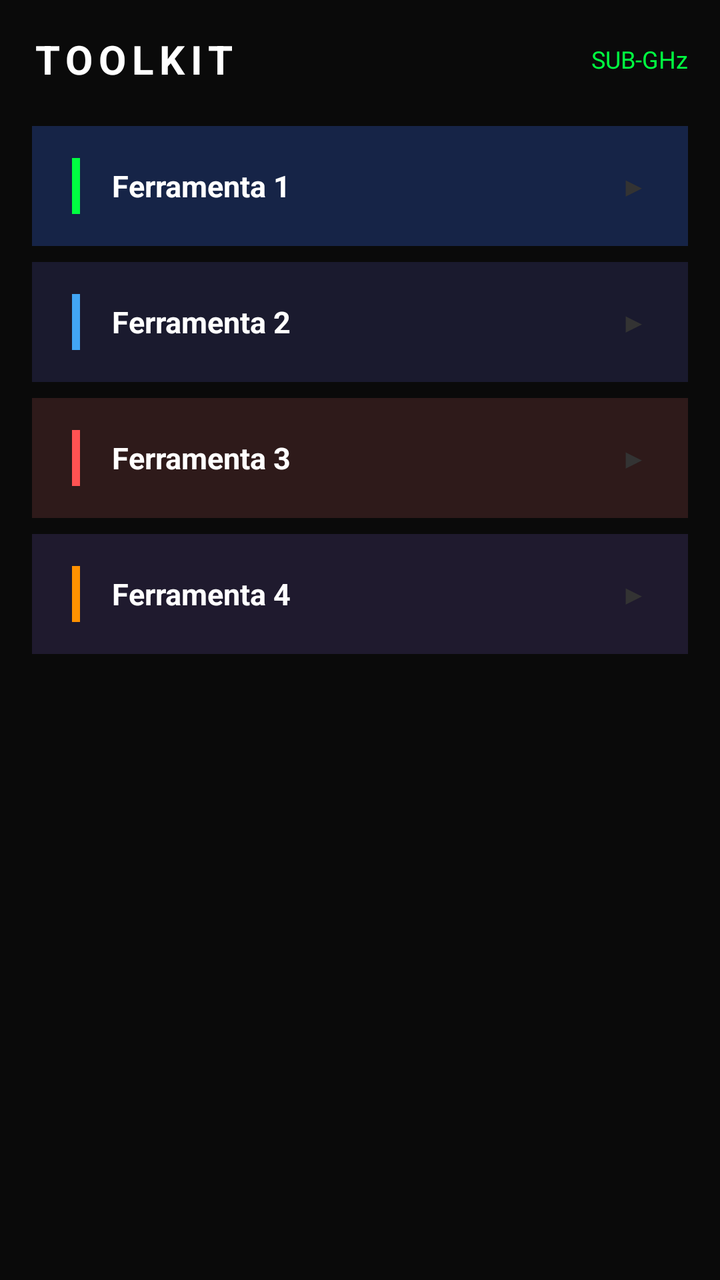
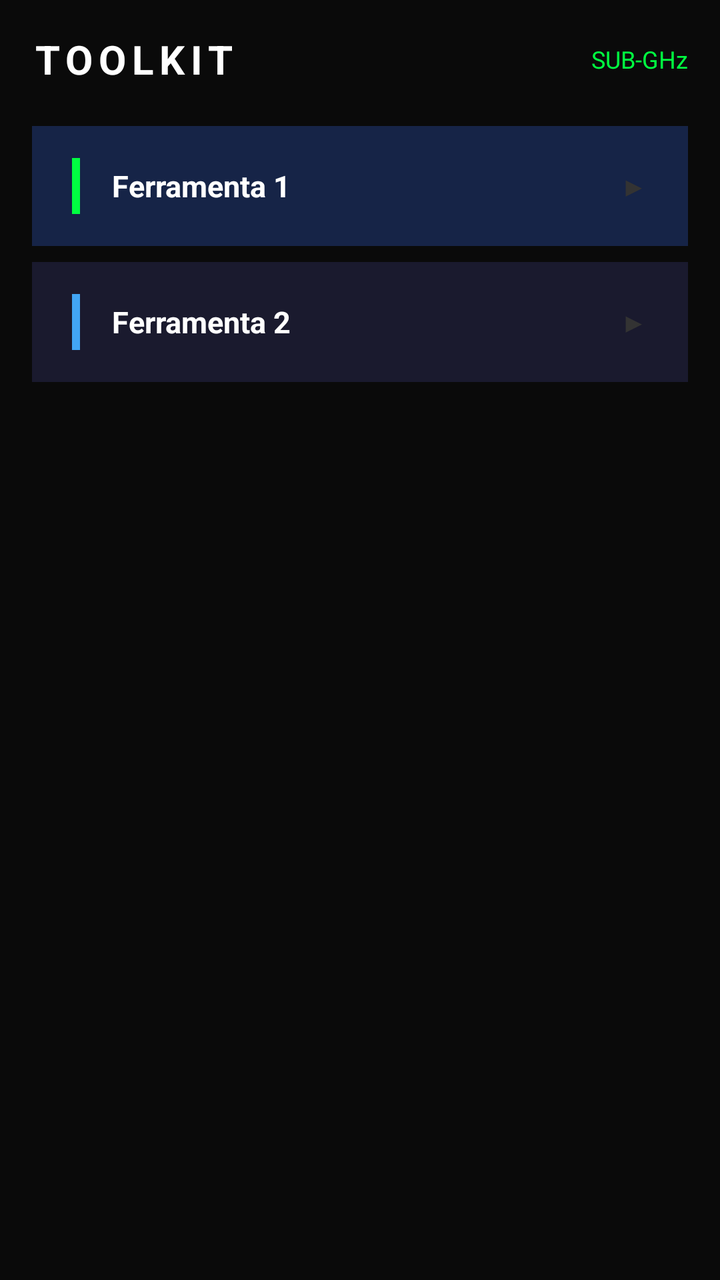

Before-and-after screenshots of an Android layout around one commit, followed by the original layout XML and the change that was made.
<!-- AndroidManifest.xml: activity theme Theme.AppCompat.Light.DarkActionBar -->
<!-- res/layout/activity_tools.xml -->
<?xml version="1.0" encoding="utf-8"?>
<RelativeLayout xmlns:android="http://schemas.android.com/apk/res/android"
    android:layout_width="match_parent"
    android:layout_height="match_parent"
    android:background="#0A0A0A"
    android:padding="16dp">

    
    <LinearLayout
        android:id="@+id/toolsHeader"
        android:layout_width="match_parent"
        android:layout_height="wrap_content"
        android:layout_alignParentTop="true"
        android:gravity="center_vertical"
        android:orientation="horizontal"
        android:layout_marginBottom="20dp">

        <TextView
            android:layout_width="0dp"
            android:layout_height="wrap_content"
            android:layout_weight="1"
            android:text="TOOLKIT"
            android:textColor="#FFFFFF"
            android:textSize="20sp"
            android:textStyle="bold"
            android:letterSpacing="0.15"/>

        <TextView
            android:id="@+id/tvToolsCategory"
            android:layout_width="wrap_content"
            android:layout_height="wrap_content"
            android:text="SUB-GHz"
            android:textColor="#00FF41"
            android:textSize="12sp"/>
    </LinearLayout>

    
    <LinearLayout
        android:layout_width="match_parent"
        android:layout_height="wrap_content"
        android:layout_below="@id/toolsHeader"
        android:layout_centerVertical="true"
        android:orientation="vertical">

        
        <LinearLayout
            android:id="@+id/btnTool1"
            android:layout_width="match_parent"
            android:layout_height="60dp"
            android:background="#162447"
            android:gravity="center_vertical"
            android:orientation="horizontal"
            android:paddingStart="20dp"
            android:paddingEnd="20dp"
            android:layout_marginBottom="8dp"
            android:clickable="true"
            android:focusable="true">

            <View
                android:layout_width="4dp"
                android:layout_height="28dp"
                android:background="#00FF41"/>

            <TextView
                android:id="@+id/tvTool1"
                android:layout_width="0dp"
                android:layout_height="wrap_content"
                android:layout_weight="1"
                android:layout_marginStart="16dp"
                android:text="Ferramenta 1"
                android:textColor="#FFFFFF"
                android:textSize="15sp"
                android:textStyle="bold"/>

            <TextView
                android:layout_width="wrap_content"
                android:layout_height="wrap_content"
                android:text="▶"
                android:textColor="#333333"
                android:textSize="14sp"/>
        </LinearLayout>

        
        <LinearLayout
            android:id="@+id/btnTool2"
            android:layout_width="match_parent"
            android:layout_height="60dp"
            android:background="#1A1A2E"
            android:gravity="center_vertical"
            android:orientation="horizontal"
            android:paddingStart="20dp"
            android:paddingEnd="20dp"
            android:layout_marginBottom="8dp"
            android:clickable="true"
            android:focusable="true">

            <View
                android:layout_width="4dp"
                android:layout_height="28dp"
                android:background="#42A5F5"/>

            <TextView
                android:id="@+id/tvTool2"
                android:layout_width="0dp"
                android:layout_height="wrap_content"
                android:layout_weight="1"
                android:layout_marginStart="16dp"
                android:text="Ferramenta 2"
                android:textColor="#FFFFFF"
                android:textSize="15sp"
                android:textStyle="bold"/>

            <TextView
                android:layout_width="wrap_content"
                android:layout_height="wrap_content"
                android:text="▶"
                android:textColor="#333333"
                android:textSize="14sp"/>
        </LinearLayout>

        
        <LinearLayout
            android:id="@+id/btnTool3"
            android:layout_width="match_parent"
            android:layout_height="60dp"
            android:background="#2E1A1A"
            android:gravity="center_vertical"
            android:orientation="horizontal"
            android:paddingStart="20dp"
            android:paddingEnd="20dp"
            android:layout_marginBottom="8dp"
            android:clickable="true"
            android:focusable="true">

            <View
                android:layout_width="4dp"
                android:layout_height="28dp"
                android:background="#FF5252"/>

            <TextView
                android:id="@+id/tvTool3"
                android:layout_width="0dp"
                android:layout_height="wrap_content"
                android:layout_weight="1"
                android:layout_marginStart="16dp"
                android:text="Ferramenta 3"
                android:textColor="#FFFFFF"
                android:textSize="15sp"
                android:textStyle="bold"/>

            <TextView
                android:layout_width="wrap_content"
                android:layout_height="wrap_content"
                android:text="▶"
                android:textColor="#333333"
                android:textSize="14sp"/>
        </LinearLayout>

        
        <LinearLayout
            android:id="@+id/btnTool4"
            android:layout_width="match_parent"
            android:layout_height="60dp"
            android:background="#1F1A2E"
            android:gravity="center_vertical"
            android:orientation="horizontal"
            android:paddingStart="20dp"
            android:paddingEnd="20dp"
            android:layout_marginBottom="8dp"
            android:clickable="true"
            android:focusable="true">

            <View
                android:layout_width="4dp"
                android:layout_height="28dp"
                android:background="#FF9100"/>

            <TextView
                android:id="@+id/tvTool4"
                android:layout_width="0dp"
                android:layout_height="wrap_content"
                android:layout_weight="1"
                android:layout_marginStart="16dp"
                android:text="Ferramenta 4"
                android:textColor="#FFFFFF"
                android:textSize="15sp"
                android:textStyle="bold"/>

            <TextView
                android:layout_width="wrap_content"
                android:layout_height="wrap_content"
                android:text="▶"
                android:textColor="#333333"
                android:textSize="14sp"/>
        </LinearLayout>

        
        <LinearLayout
            android:id="@+id/btnTool5"
            android:layout_width="match_parent"
            android:layout_height="60dp"
            android:background="#1A2E1A"
            android:gravity="center_vertical"
            android:orientation="horizontal"
            android:paddingStart="20dp"
            android:paddingEnd="20dp"
            android:layout_marginBottom="8dp"
            android:clickable="true"
            android:focusable="true"
            android:visibility="gone">

            <View
                android:layout_width="4dp"
                android:layout_height="28dp"
                android:background="#76FF03"/>

            <TextView
                android:id="@+id/tvTool5"
                android:layout_width="0dp"
                android:layout_height="wrap_content"
                android:layout_weight="1"
                android:layout_marginStart="16dp"
                android:text="Ferramenta 5"
                android:textColor="#FFFFFF"
                android:textSize="15sp"
                android:textStyle="bold"/>

            <TextView
                android:layout_width="wrap_content"
                android:layout_height="wrap_content"
                android:text="▶"
                android:textColor="#333333"
                android:textSize="14sp"/>
        </LinearLayout>

    </LinearLayout>

</RelativeLayout>
<!-- resources referenced by this layout -->
<resources>

</resources>

<!-- the commit's change to res/layout/activity_tools.xml (unified diff, before → after) -->
@@ -1,238 +1,360 @@
 <?xml version="1.0" encoding="utf-8"?>
-<RelativeLayout xmlns:android="http://schemas.android.com/apk/res/android"
+<ScrollView xmlns:android="http://schemas.android.com/apk/res/android"
     android:layout_width="match_parent"
     android:layout_height="match_parent"
-    android:background="#0A0A0A"
-    android:padding="16dp">
-
-    
-    <LinearLayout
-        android:id="@+id/toolsHeader"
+    android:background="#0A0A0A">
+
+    <RelativeLayout
         android:layout_width="match_parent"
         android:layout_height="wrap_content"
-        android:layout_alignParentTop="true"
-        android:gravity="center_vertical"
-        android:orientation="horizontal"
-        android:layout_marginBottom="20dp">
-
-        <TextView
-            android:layout_width="0dp"
-            android:layout_height="wrap_content"
-            android:layout_weight="1"
-            android:text="TOOLKIT"
-            android:textColor="#FFFFFF"
-            android:textSize="20sp"
-            android:textStyle="bold"
-            android:letterSpacing="0.15"/>
-
-        <TextView
-            android:id="@+id/tvToolsCategory"
-            android:layout_width="wrap_content"
-            android:layout_height="wrap_content"
-            android:text="SUB-GHz"
-            android:textColor="#00FF41"
-            android:textSize="12sp"/>
-    </LinearLayout>
-
-    
-    <LinearLayout
-        android:layout_width="match_parent"
-        android:layout_height="wrap_content"
-        android:layout_below="@id/toolsHeader"
-        android:layout_centerVertical="true"
-        android:orientation="vertical">
+        android:padding="16dp">
 
         
         <LinearLayout
-            android:id="@+id/btnTool1"
+            android:id="@+id/toolsHeader"
             android:layout_width="match_parent"
-            android:layout_height="60dp"
-            android:background="#162447"
+            android:layout_height="wrap_content"
+            android:layout_alignParentTop="true"
             android:gravity="center_vertical"
             android:orientation="horizontal"
-            android:paddingStart="20dp"
-            android:paddingEnd="20dp"
-            android:layout_marginBottom="8dp"
-            android:clickable="true"
-            android:focusable="true">
-
-            <View
-                android:layout_width="4dp"
-                android:layout_height="28dp"
-                android:background="#00FF41"/>
+            android:layout_marginBottom="20dp">
 
             <TextView
-                android:id="@+id/tvTool1"
                 android:layout_width="0dp"
                 android:layout_height="wrap_content"
                 android:layout_weight="1"
-                android:layout_marginStart="16dp"
-                android:text="Ferramenta 1"
+                android:text="TOOLKIT"
                 android:textColor="#FFFFFF"
-                android:textSize="15sp"
-                android:textStyle="bold"/>
+                android:textSize="20sp"
+                android:textStyle="bold"
+                android:letterSpacing="0.15"/>
 
             <TextView
+                android:id="@+id/tvToolsCategory"
                 android:layout_width="wrap_content"
                 android:layout_height="wrap_content"
-                android:text="▶"
-                android:textColor="#333333"
-                android:textSize="14sp"/>
+                android:text="SUB-GHz"
+                android:textColor="#00FF41"
+                android:textSize="12sp"/>
         </LinearLayout>
 
         
         <LinearLayout
-            android:id="@+id/btnTool2"
             android:layout_width="match_parent"
-            android:layout_height="60dp"
-            android:background="#1A1A2E"
-            android:gravity="center_vertical"
-            android:orientation="horizontal"
-            android:paddingStart="20dp"
-            android:paddingEnd="20dp"
-            android:layout_marginBottom="8dp"
-            android:clickable="true"
-            android:focusable="true">
-
-            <View
-                android:layout_width="4dp"
-                android:layout_height="28dp"
-                android:background="#42A5F5"/>
-
-            <TextView
-                android:id="@+id/tvTool2"
-                android:layout_width="0dp"
-                android:layout_height="wrap_content"
-                android:layout_weight="1"
-                android:layout_marginStart="16dp"
-                android:text="Ferramenta 2"
-                android:textColor="#FFFFFF"
-                android:textSize="15sp"
-                android:textStyle="bold"/>
-
-            <TextView
-                android:layout_width="wrap_content"
-                android:layout_height="wrap_content"
-                android:text="▶"
-                android:textColor="#333333"
-                android:textSize="14sp"/>
+            android:layout_height="wrap_content"
+            android:layout_below="@id/toolsHeader"
+            android:orientation="vertical">
+
+            
+            <LinearLayout
+                android:id="@+id/btnTool1"
+                android:layout_width="match_parent"
+                android:layout_height="60dp"
+                android:background="#162447"
+                android:gravity="center_vertical"
+                android:orientation="horizontal"
+                android:paddingStart="20dp"
+                android:paddingEnd="20dp"
+                android:layout_marginBottom="8dp"
+                android:clickable="true"
+                android:focusable="true">
+
+                <View
+                    android:layout_width="4dp"
+                    android:layout_height="28dp"
+                    android:background="#00FF41"/>
+
+                <TextView
+                    android:id="@+id/tvTool1"
+                    android:layout_width="0dp"
+                    android:layout_height="wrap_content"
+                    android:layout_weight="1"
+                    android:layout_marginStart="16dp"
+                    android:text="Ferramenta 1"
+                    android:textColor="#FFFFFF"
+                    android:textSize="15sp"
+                    android:textStyle="bold"/>
+
+                <TextView
+                    android:layout_width="wrap_content"
+                    android:layout_height="wrap_content"
+                    android:text="&#9654;"
+                    android:textColor="#333333"
+                    android:textSize="14sp"/>
+            </LinearLayout>
+
+            
+            <LinearLayout
+                android:id="@+id/btnTool2"
+                android:layout_width="match_parent"
+                android:layout_height="60dp"
+                android:background="#1A1A2E"
+                android:gravity="center_vertical"
+                android:orientation="horizontal"
+                android:paddingStart="20dp"
+                android:paddingEnd="20dp"
+                android:layout_marginBottom="8dp"
+                android:clickable="true"
+                android:focusable="true">
+
+                <View
+                    android:layout_width="4dp"
+                    android:layout_height="28dp"
+                    android:background="#42A5F5"/>
+
+                <TextView
+                    android:id="@+id/tvTool2"
+                    android:layout_width="0dp"
+                    android:layout_height="wrap_content"
+                    android:layout_weight="1"
+                    android:layout_marginStart="16dp"
+                    android:text="Ferramenta 2"
+                    android:textColor="#FFFFFF"
+                    android:textSize="15sp"
+                    android:textStyle="bold"/>
+
+                <TextView
+                    android:layout_width="wrap_content"
+                    android:layout_height="wrap_content"
+                    android:text="&#9654;"
+                    android:textColor="#333333"
+                    android:textSize="14sp"/>
+            </LinearLayout>
+
+            
+            <LinearLayout
+                android:id="@+id/btnTool3"
+                android:layout_width="match_parent"
+                android:layout_height="60dp"
+                android:background="#2E1A1A"
+                android:gravity="center_vertical"
+                android:orientation="horizontal"
+                android:paddingStart="20dp"
+                android:paddingEnd="20dp"
+                android:layout_marginBottom="8dp"
+                android:clickable="true"
+                android:focusable="true"
+                android:visibility="gone">
+
+                <View
+                    android:layout_width="4dp"
+                    android:layout_height="28dp"
+                    android:background="#FF5252"/>
+
+                <TextView
+                    android:id="@+id/tvTool3"
+                    android:layout_width="0dp"
+                    android:layout_height="wrap_content"
+                    android:layout_weight="1"
+                    android:layout_marginStart="16dp"
+                    android:text="Ferramenta 3"
+                    android:textColor="#FFFFFF"
+                    android:textSize="15sp"
+                    android:textStyle="bold"/>
+
+                <TextView
+                    android:layout_width="wrap_content"
+                    android:layout_height="wrap_content"
+                    android:text="&#9654;"
+                    android:textColor="#333333"
+                    android:textSize="14sp"/>
+            </LinearLayout>
+
+            
+            <LinearLayout
+                android:id="@+id/btnTool4"
+                android:layout_width="match_parent"
+                android:layout_height="60dp"
+                android:background="#1F1A2E"
+                android:gravity="center_vertical"
+                android:orientation="horizontal"
+                android:paddingStart="20dp"
+                android:paddingEnd="20dp"
+                android:layout_marginBottom="8dp"
+                android:clickable="true"
+                android:focusable="true"
+                android:visibility="gone">
+
+                <View
+                    android:layout_width="4dp"
+                    android:layout_height="28dp"
+                    android:background="#FF9100"/>
+
+                <TextView
+                    android:id="@+id/tvTool4"
+                    android:layout_width="0dp"
+                    android:layout_height="wrap_content"
+                    android:layout_weight="1"
+                    android:layout_marginStart="16dp"
+                    android:text="Ferramenta 4"
+                    android:textColor="#FFFFFF"
+                    android:textSize="15sp"
+                    android:textStyle="bold"/>
+
+                <TextView
+                    android:layout_width="wrap_content"
+                    android:layout_height="wrap_content"
+                    android:text="&#9654;"
+                    android:textColor="#333333"
+                    android:textSize="14sp"/>
+            </LinearLayout>
+
+            
+            <LinearLayout
+                android:id="@+id/btnTool5"
+                android:layout_width="match_parent"
+                android:layout_height="60dp"
+                android:background="#1A2E1A"
+                android:gravity="center_vertical"
+                android:orientation="horizontal"
+                android:paddingStart="20dp"
+                android:paddingEnd="20dp"
+                android:layout_marginBottom="8dp"
+                android:clickable="true"
+                android:focusable="true"
+                android:visibility="gone">
+
+                <View
+                    android:layout_width="4dp"
+                    android:layout_height="28dp"
+                    android:background="#76FF03"/>
+
+                <TextView
+                    android:id="@+id/tvTool5"
+                    android:layout_width="0dp"
+                    android:layout_height="wrap_content"
+                    android:layout_weight="1"
+                    android:layout_marginStart="16dp"
+                    android:text="Ferramenta 5"
+                    android:textColor="#FFFFFF"
+                    android:textSize="15sp"
+                    android:textStyle="bold"/>
+
+                <TextView
+                    android:layout_width="wrap_content"
+                    android:layout_height="wrap_content"
+                    android:text="&#9654;"
+                    android:textColor="#333333"
+                    android:textSize="14sp"/>
+            </LinearLayout>
+
+            
+            <LinearLayout
+                android:id="@+id/btnTool6"
+                android:layout_width="match_parent"
+                android:layout_height="60dp"
+                android:background="#2E2E1A"
+                android:gravity="center_vertical"
+                android:orientation="horizontal"
+                android:paddingStart="20dp"
+                android:paddingEnd="20dp"
+                android:layout_marginBottom="8dp"
+                android:clickable="true"
+                android:focusable="true"
+                android:visibility="gone">
+
+                <View
+                    android:layout_width="4dp"
+                    android:layout_height="28dp"
+                    android:background="#FFD600"/>
+
+                <TextView
+                    android:id="@+id/tvTool6"
+                    android:layout_width="0dp"
+                    android:layout_height="wrap_content"
+                    android:layout_weight="1"
+                    android:layout_marginStart="16dp"
+                    android:text="Ferramenta 6"
+                    android:textColor="#FFFFFF"
+                    android:textSize="15sp"
+                    android:textStyle="bold"/>
+
+                <TextView
+                    android:layout_width="wrap_content"
+                    android:layout_height="wrap_content"
+                    android:text="&#9654;"
+                    android:textColor="#333333"
+                    android:textSize="14sp"/>
+            </LinearLayout>
+
+            
+            <LinearLayout
+                android:id="@+id/btnTool7"
+                android:layout_width="match_parent"
+                android:layout_height="60dp"
+                android:background="#1A2E2E"
+                android:gravity="center_vertical"
+                android:orientation="horizontal"
+                android:paddingStart="20dp"
+                android:paddingEnd="20dp"
+                android:layout_marginBottom="8dp"
+                android:clickable="true"
+                android:focusable="true"
+                android:visibility="gone">
+
+                <View
+                    android:layout_width="4dp"
+                    android:layout_height="28dp"
+                    android:background="#00BCD4"/>
+
+                <TextView
+                    android:id="@+id/tvTool7"
+                    android:layout_width="0dp"
+                    android:layout_height="wrap_content"
+                    android:layout_weight="1"
+                    android:layout_marginStart="16dp"
+                    android:text="Ferramenta 7"
+                    android:textColor="#FFFFFF"
+                    android:textSize="15sp"
+                    android:textStyle="bold"/>
+
+                <TextView
+                    android:layout_width="wrap_content"
+                    android:layout_height="wrap_content"
+                    android:text="&#9654;"
+                    android:textColor="#333333"
+                    android:textSize="14sp"/>
+            </LinearLayout>
+
+            
+            <LinearLayout
+                android:id="@+id/btnTool8"
+                android:layout_width="match_parent"
+                android:layout_height="60dp"
+                android:background="#2E1A2E"
+                android:gravity="center_vertical"
+                android:orientation="horizontal"
+                android:paddingStart="20dp"
+                android:paddingEnd="20dp"
+                android:layout_marginBottom="8dp"
+                android:clickable="true"
+                android:focusable="true"
+                android:visibility="gone">
+
+                <View
+                    android:layout_width="4dp"
+                    android:layout_height="28dp"
+                    android:background="#E040FB"/>
+
+                <TextView
+                    android:id="@+id/tvTool8"
+                    android:layout_width="0dp"
+                    android:layout_height="wrap_content"
+                    android:layout_weight="1"
+                    android:layout_marginStart="16dp"
+                    android:text="Ferramenta 8"
+                    android:textColor="#FFFFFF"
+                    android:textSize="15sp"
+                    android:textStyle="bold"/>
+
+                <TextView
+                    android:layout_width="wrap_content"
+                    android:layout_height="wrap_content"
+                    android:text="&#9654;"
+                    android:textColor="#333333"
+                    android:textSize="14sp"/>
+            </LinearLayout>
+
         </LinearLayout>
-
-        
-        <LinearLayout
-            android:id="@+id/btnTool3"
-            android:layout_width="match_parent"
-            android:layout_height="60dp"
-            android:background="#2E1A1A"
-            android:gravity="center_vertical"
-            android:orientation="horizontal"
-            android:paddingStart="20dp"
-            android:paddingEnd="20dp"
-            android:layout_marginBottom="8dp"
-            android:clickable="true"
-            android:focusable="true">
-
-            <View
-                android:layout_width="4dp"
-                android:layout_height="28dp"
-                android:background="#FF5252"/>
-
-            <TextView
-                android:id="@+id/tvTool3"
-                android:layout_width="0dp"
-                android:layout_height="wrap_content"
-                android:layout_weight="1"
-                android:layout_marginStart="16dp"
-                android:text="Ferramenta 3"
-                android:textColor="#FFFFFF"
-                android:textSize="15sp"
-                android:textStyle="bold"/>
-
-            <TextView
-                android:layout_width="wrap_content"
-                android:layout_height="wrap_content"
-                android:text="▶"
-                android:textColor="#333333"
-                android:textSize="14sp"/>
-        </LinearLayout>
-
-        
-        <LinearLayout
-            android:id="@+id/btnTool4"
-            android:layout_width="match_parent"
-            android:layout_height="60dp"
-            android:background="#1F1A2E"
-            android:gravity="center_vertical"
-            android:orientation="horizontal"
-            android:paddingStart="20dp"
-            android:paddingEnd="20dp"
-            android:layout_marginBottom="8dp"
-            android:clickable="true"
-            android:focusable="true">
-
-            <View
-                android:layout_width="4dp"
-                android:layout_height="28dp"
-                android:background="#FF9100"/>
-
-            <TextView
-                android:id="@+id/tvTool4"
-                android:layout_width="0dp"
-                android:layout_height="wrap_content"
-                android:layout_weight="1"
-                android:layout_marginStart="16dp"
-                android:text="Ferramenta 4"
-                android:textColor="#FFFFFF"
-                android:textSize="15sp"
-                android:textStyle="bold"/>
-
-            <TextView
-                android:layout_width="wrap_content"
-                android:layout_height="wrap_content"
-                android:text="▶"
-                android:textColor="#333333"
-                android:textSize="14sp"/>
-        </LinearLayout>
-
-        
-        <LinearLayout
-            android:id="@+id/btnTool5"
-            android:layout_width="match_parent"
-            android:layout_height="60dp"
-            android:background="#1A2E1A"
-            android:gravity="center_vertical"
-            android:orientation="horizontal"
-            android:paddingStart="20dp"
-            android:paddingEnd="20dp"
-            android:layout_marginBottom="8dp"
-            android:clickable="true"
-            android:focusable="true"
-            android:visibility="gone">
-
-            <View
-                android:layout_width="4dp"
-                android:layout_height="28dp"
-                android:background="#76FF03"/>
-
-            <TextView
-                android:id="@+id/tvTool5"
-                android:layout_width="0dp"
-                android:layout_height="wrap_content"
-                android:layout_weight="1"
-                android:layout_marginStart="16dp"
-                android:text="Ferramenta 5"
-                android:textColor="#FFFFFF"
-                android:textSize="15sp"
-                android:textStyle="bold"/>
-
-            <TextView
-                android:layout_width="wrap_content"
-                android:layout_height="wrap_content"
-                android:text="▶"
-                android:textColor="#333333"
-                android:textSize="14sp"/>
-        </LinearLayout>
-
-    </LinearLayout>
-
-</RelativeLayout>
+    </RelativeLayout>
+</ScrollView>
